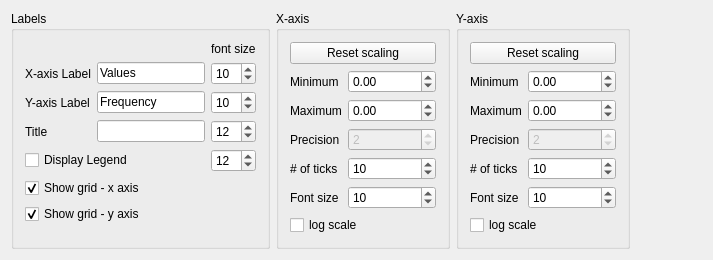
Old version of the form GsTLAppli/charts/chart_display_control.ui in the repository sayantanx/ar2tech-SGeMS-public.
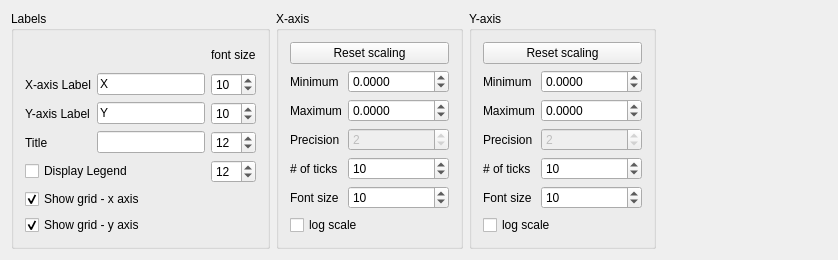
New version of the form.

```diff
--- a/GsTLAppli/charts/chart_display_control.ui
+++ b/GsTLAppli/charts/chart_display_control.ui
@@ -6,14 +6,32 @@
    <rect>
     <x>0</x>
     <y>0</y>
-    <width>713</width>
-    <height>259</height>
+    <width>838</width>
+    <height>229</height>
    </rect>
   </property>
+  <property name="sizePolicy">
+   <sizepolicy hsizetype="Preferred" vsizetype="Minimum">
+    <horstretch>0</horstretch>
+    <verstretch>0</verstretch>
+   </sizepolicy>
+  </property>
   <property name="windowTitle">
    <string>Chart_display_control</string>
   </property>
+  <layout class="QVBoxLayout" name="verticalLayout_4">
+   <item>
+    <widget class="QWidget" name="widget_4" native="true">
+     <property name="sizePolicy">
+      <sizepolicy hsizetype="Preferred" vsizetype="Minimum">
+       <horstretch>0</horstretch>
+       <verstretch>0</verstretch>
+      </sizepolicy>
+     </property>
   <layout class="QHBoxLayout" name="horizontalLayout">
+      <property name="margin">
+       <number>0</number>
+      </property>
    <item>
     <widget class="QGroupBox" name="labelbox">
      <property name="title">
@@ -51,7 +69,7 @@
         <item row="1" column="1" colspan="2">
          <widget class="QLineEdit" name="x_label_edit">
           <property name="text">
-           <string>Values</string>
+              <string>X</string>
           </property>
          </widget>
         </item>
@@ -78,7 +96,7 @@
         <item row="2" column="1" colspan="2">
          <widget class="QLineEdit" name="y_label_edit">
           <property name="text">
-           <string>Frequency</string>
+              <string>Y</string>
           </property>
          </widget>
         </item>
@@ -163,19 +181,6 @@
         </property>
        </widget>
       </item>
-      <item>
-       <spacer name="verticalSpacer">
-        <property name="orientation">
-         <enum>Qt::Vertical</enum>
-        </property>
-        <property name="sizeHint" stdset="0">
-         <size>
-          <width>20</width>
-          <height>64</height>
-         </size>
-        </property>
-       </spacer>
-      </item>
      </layout>
     </widget>
    </item>
@@ -206,6 +211,9 @@
         </item>
         <item row="1" column="1">
          <widget class="QDoubleSpinBox" name="x_min">
+             <property name="decimals">
+              <number>4</number>
+             </property>
           <property name="minimum">
            <double>-999999999.000000000000000</double>
           </property>
@@ -223,6 +231,9 @@
         </item>
         <item row="2" column="1">
          <widget class="QDoubleSpinBox" name="x_max">
+             <property name="decimals">
+              <number>4</number>
+             </property>
           <property name="minimum">
            <double>-999999999.000000000000000</double>
           </property>
@@ -294,19 +305,6 @@
         </property>
        </widget>
       </item>
-      <item>
-       <spacer name="verticalSpacer_2">
-        <property name="orientation">
-         <enum>Qt::Vertical</enum>
-        </property>
-        <property name="sizeHint" stdset="0">
-         <size>
-          <width>20</width>
-          <height>15</height>
-         </size>
-        </property>
-       </spacer>
-      </item>
      </layout>
     </widget>
    </item>
@@ -337,6 +335,9 @@
         </item>
         <item row="1" column="1">
          <widget class="QDoubleSpinBox" name="y_min">
+             <property name="decimals">
+              <number>4</number>
+             </property>
           <property name="minimum">
            <double>-999999999.000000000000000</double>
           </property>
@@ -354,11 +355,14 @@
         </item>
         <item row="2" column="1">
          <widget class="QDoubleSpinBox" name="y_max">
+             <property name="decimals">
+              <number>4</number>
+             </property>
           <property name="minimum">
-           <double>-999999999.000000000000000</double>
+              <double>-999999.000000000000000</double>
           </property>
           <property name="maximum">
-           <double>999999999.000000000000000</double>
+              <double>9999999.000000000000000</double>
           </property>
          </widget>
         </item>
@@ -428,19 +432,6 @@
         </property>
        </widget>
       </item>
-      <item>
-       <spacer name="verticalSpacer_3">
-        <property name="orientation">
-         <enum>Qt::Vertical</enum>
-        </property>
-        <property name="sizeHint" stdset="0">
-         <size>
-          <width>20</width>
-          <height>18</height>
-         </size>
-        </property>
-       </spacer>
-      </item>
      </layout>
     </widget>
    </item>
@@ -456,6 +447,9 @@
       </size>
      </property>
     </spacer>
+      </item>
+     </layout>
+    </widget>
    </item>
   </layout>
  </widget>
```
Left out of the diff: 2 changed lines with no effect on the pictures. Lines whose indentation alone changed are shown as unchanged.
